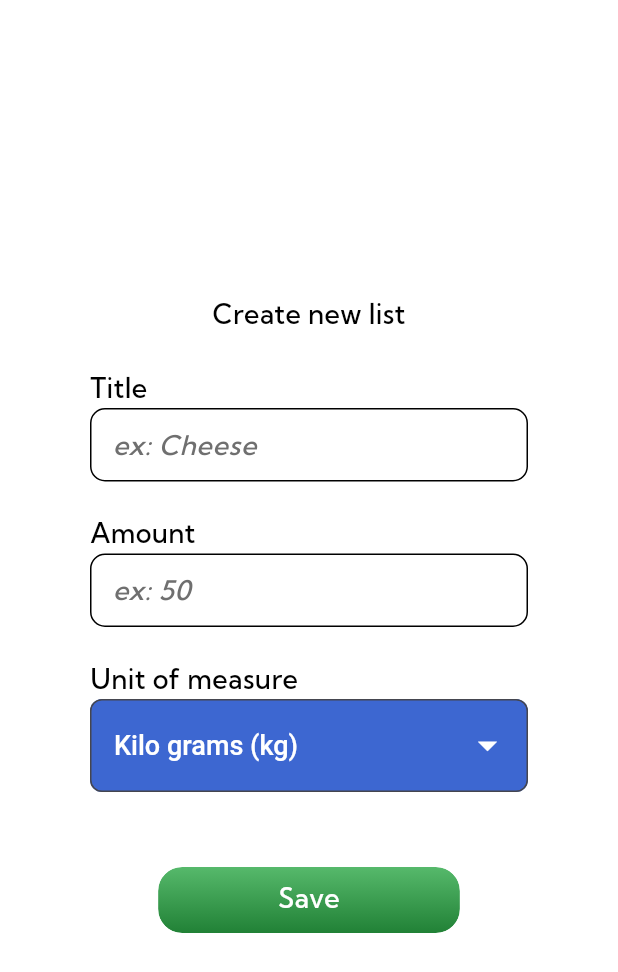
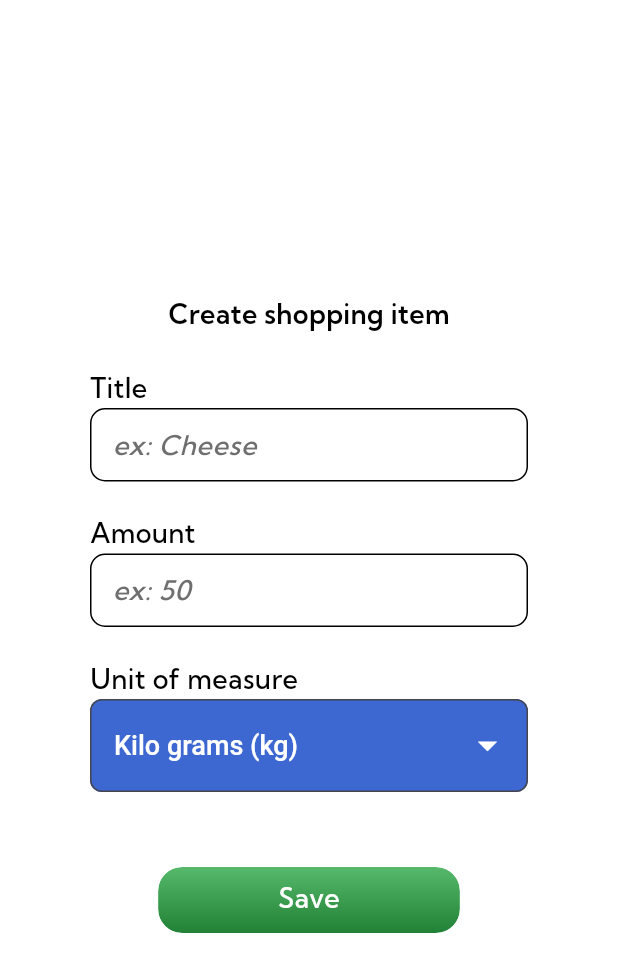
Before and after one commit to AnuradhaDev96/shopping_list_app, a Flutter app: the CreateListItemDialog widget shown alone on an empty page, opened directly with empty values, on a phone screen of 412 x 824 dp. Shown: the top 972 px of the screen. Run offline on Flutter 3.47's test engine with Material 2 defaults, Android fonts, the phone set to English and light mode, and no system bars; our stand-ins replace another_flushbar, flutter_bloc, flutter_svg, get_it, rxdart, sqflite and 1 more; accounts and stored records are empty.

```diff
--- a/shoplicium/lib/presentation/views/list_items/widgets/create_list_item_dialog.dart
+++ b/shoplicium/lib/presentation/views/list_items/widgets/create_list_item_dialog.dart
@@ -46,11 +46,11 @@ class _CreateListItemDialogState extends State<CreateListItemDialog> {
                   const Padding(
                     padding: EdgeInsets.only(bottom: 23),
                     child: Text(
-                      'Create new list',
+                      'Create shopping item',
                       style: TextStyle(
                         color: Colors.black,
                         fontSize: 18,
-                        fontWeight: FontWeight.w500,
+                        fontWeight: FontWeight.w600,
                       ),
                     ),
                   ),
--- a/shoplicium/lib/presentation/views/shopping_list/widgets/create_new_list_dialog.dart
+++ b/shoplicium/lib/presentation/views/shopping_list/widgets/create_new_list_dialog.dart
@@ -49,7 +49,7 @@ class _CreateNewListDialogState extends State<CreateNewListDialog> {
                       style: TextStyle(
                         color: Colors.black,
                         fontSize: 18,
-                        fontWeight: FontWeight.w500,
+                        fontWeight: FontWeight.w600,
                       ),
                     ),
                   ),
```
